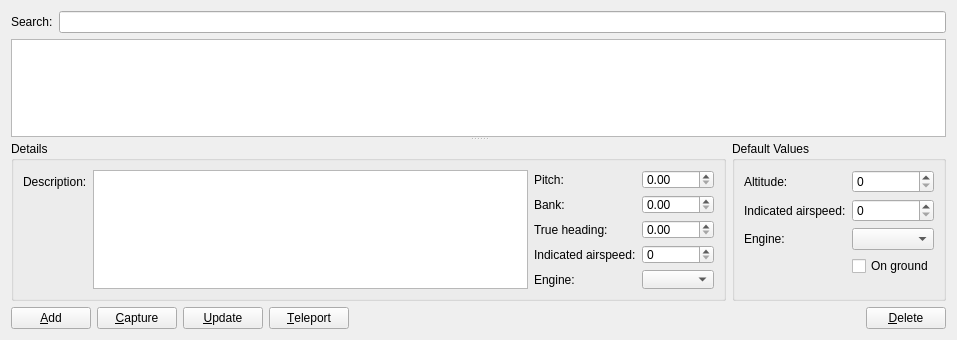
First picture: the form in src/Plugins/Module/Location/src/LocationWidget.ui, repository till213/SkyDolly, before the edit.
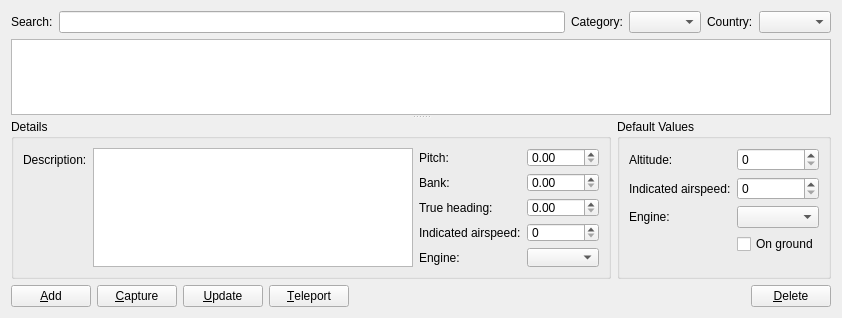
Second picture: the form after the edit. Custom widgets are drawn as their Qt base class.

Commit message: Filter locations by country and category

Diff of the .ui file:
```diff
--- a/src/Plugins/Module/Location/src/LocationWidget.ui
+++ b/src/Plugins/Module/Location/src/LocationWidget.ui
@@ -6,8 +6,8 @@
    <rect>
     <x>0</x>
     <y>0</y>
-    <width>957</width>
-    <height>340</height>
+    <width>840</width>
+    <height>318</height>
    </rect>
   </property>
   <property name="windowTitle">
@@ -33,6 +33,34 @@
        </property>
       </widget>
      </item>
+     <item>
+      <widget class="QLabel" name="label_11">
+       <property name="text">
+        <string>Category:</string>
+       </property>
+      </widget>
+     </item>
+     <item>
+      <widget class="EnumerationComboBox" name="categoryComboBox">
+       <property name="toolTip">
+        <string>Filter by category. Set to 'No category' to show all categories.</string>
+       </property>
+      </widget>
+     </item>
+     <item>
+      <widget class="QLabel" name="label_12">
+       <property name="text">
+        <string>Country:</string>
+       </property>
+      </widget>
+     </item>
+     <item>
+      <widget class="EnumerationComboBox" name="countryComboBox">
+       <property name="toolTip">
+        <string>Filter by country. Set to 'World' to show all countries.</string>
+       </property>
+      </widget>
+     </item>
     </layout>
    </item>
    <item>
```
The commit also changes 4 other files.
